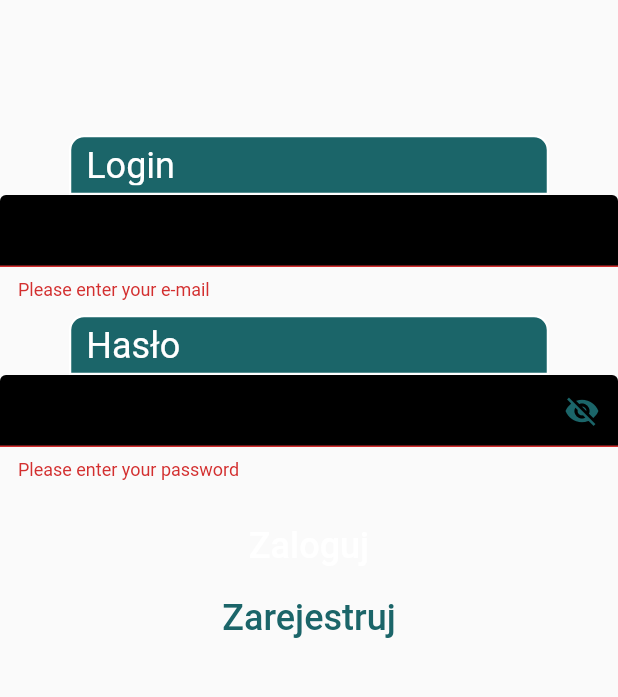
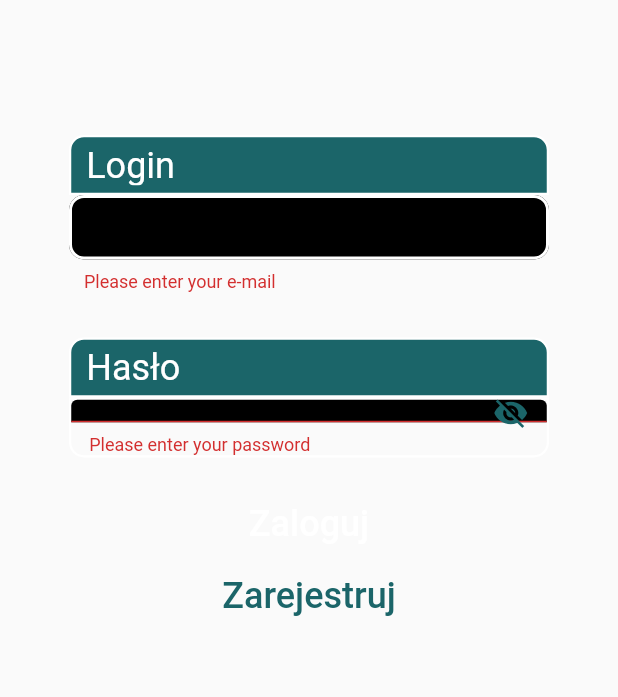
Before and after one commit to BAXYac/Polmeme, a Flutter app: the screen it shows after launch, after a tap on "Zaloguj", on a phone screen of 412 x 824 dp, the part 495-1192 px from its top. Run offline on Flutter 3.47's test engine with Material 2 defaults, Android fonts, the phone set to English and light mode, and no system bars; our stand-ins replace firebase_auth, firebase_core, flutter_svg, shared_preferences; missing offline and left inert: dart_twitter_api; accounts and stored records are empty.

Commit message:
nareszcie textformfield sie nie krzaczy

```diff
--- a/lib/auth/login_page.dart
+++ b/lib/auth/login_page.dart
@@ -72,61 +72,8 @@ class _LoginPageState extends State<LoginPage> {
                       text: "Polmem",
                     ),
                   ),
-                  Container(
-                    width: 320,
-                    height: 40,
-                    padding:
-                        EdgeInsets.only(left: 10, right: 10, bottom: 5, top: 5),
-                    child: MyTextWidget(
-                      color: Colors.white,
-                      size: 24,
-                      text: "Login",
-                    ),
-                    decoration: BoxDecoration(
-                      color: Color(0xFF1B6569),
-                      border: Border.all(color: Colors.white, width: 1.5),
-                      borderRadius: BorderRadius.only(
-                        topLeft: Radius.circular(10),
-                        topRight: Radius.circular(10),
-                      ),
-                    ),
-                  ),
-                  TextFormField(
-                    keyboardType: TextInputType.emailAddress,
-                    controller: _emailController,
-                    validator: (value) {
-                      if (value!.isEmpty) {
-                        return "Please enter your e-mail";
-                      } else if (!RegExp(
-                              r"^[a-zA-Z0-9.a-zA-Z0-9.!#$%&'*+-/=?^`{|}~]+@[a-zA-Z0-9]+.[a-zA-Z]+")
-                          .hasMatch(_emailController.text)) {
-                        return "Please enter a valid e-mail";
-                      }
-                      return null;
-                    },
-                    style: TextStyle(
-                        color: Colors.white,
-                        fontSize: 20,
-                        fontWeight: FontWeight.w400),
-                    decoration: InputDecoration(
-                      filled: true,
-                      labelStyle: TextStyle(
-                        color: Colors.white,
-                        fontSize: 25,
-                      ),
-                      fillColor: Color.fromARGB(255, 0, 0, 0),
-                      focusedBorder: OutlineInputBorder(
-                        borderSide: BorderSide(color: Colors.white),
-                        borderRadius: BorderRadius.only(
-                          bottomRight: Radius.circular(10),
-                          bottomLeft: Radius.circular(10),
-                        ),
-                      ),
-                    ),
-                  ),
-                  Padding(
-                    padding: EdgeInsets.only(top: 10),
-                  ),
+                  completeLogin(),
+                  Padding(padding: EdgeInsets.only(top: 20)),
                   Container(
                     width: 320,
                     height: 40,
@@ -146,7 +93,17 @@ class _LoginPageState extends State<LoginPage> {
                       ),
                     ),
                   ),
-                  TextFormField(
+                  Container(
+                    width: 320,
+                    height: 40,
+                    decoration: BoxDecoration(
+                      border: Border.all(color: Colors.white, width: 1.5),
+                      borderRadius: BorderRadius.only(
+                        bottomRight: Radius.circular(10),
+                        bottomLeft: Radius.circular(10),
+                      ),
+                    ),
+                    child: TextFormField(
                       keyboardType: TextInputType.visiblePassword,
                       style: TextStyle(
                           color: Colors.white,
@@ -172,13 +129,6 @@ class _LoginPageState extends State<LoginPage> {
                           fontSize: 25,
                         ),
                         fillColor: Color.fromARGB(255, 0, 0, 0),
-                      focusedBorder: OutlineInputBorder(
-                        borderSide: BorderSide(color: Colors.white),
-                        borderRadius: BorderRadius.only(
-                          bottomRight: Radius.circular(10),
-                          bottomLeft: Radius.circular(10),
-                        ),
-                      ),
                       ),
                       controller: _passwordController,
                       obscureText: !_showPassword,
@@ -190,6 +140,7 @@ class _LoginPageState extends State<LoginPage> {
                         }
                         return null;
                       },
+                    ),
                   ),
                   Padding(
                     padding: EdgeInsets.only(top: 20),
@@ -269,4 +220,87 @@ class _LoginPageState extends State<LoginPage> {
       ),
     );
   }
+
+  Widget completeLogin() {
+    return Column(
+      children: [
+        Container(
+          width: 320,
+          height: 40,
+          padding: EdgeInsets.only(left: 10, right: 10, bottom: 5, top: 5),
+          child: MyTextWidget(
+            color: Colors.white,
+            size: 24,
+            text: "Login",
+          ),
+          decoration: BoxDecoration(
+            color: Color(0xFF1B6569),
+            border: Border.all(color: Colors.white, width: 1.5),
+            borderRadius: BorderRadius.only(
+              topLeft: Radius.circular(10),
+              topRight: Radius.circular(10),
+            ),
+          ),
+        ),
+        Container(
+          width: 320,
+          decoration: BoxDecoration(),
+          child: TextFormField(
+            keyboardType: TextInputType.emailAddress,
+            controller: _emailController,
+            validator: (value) {
+              if (value!.isEmpty) {
+                return "Please enter your e-mail";
+              } else if (!RegExp(
+                      r"^[a-zA-Z0-9.a-zA-Z0-9.!#$%&'*+-/=?^`{|}~]+@[a-zA-Z0-9]+.[a-zA-Z]+")
+                  .hasMatch(_emailController.text)) {
+                return "Please enter a valid e-mail";
               }
+              return null;
+            },
+            style: TextStyle(
+              color: Colors.white,
+              fontSize: 20,
+              fontWeight: FontWeight.w400,
+            ),
+            decoration: InputDecoration(
+              isDense: true,
+              contentPadding: EdgeInsets.all(10),
+              filled: true,
+              fillColor: Colors.black,
+              labelStyle: TextStyle(
+                color: Colors.white,
+                fontSize: 25,
+              ),
+              focusedBorder: OutlineInputBorder(
+                borderSide: const BorderSide(color: Colors.white, width: 2.0),
+                borderRadius: BorderRadius.only(
+                    bottomLeft: Radius.circular(10),
+                    bottomRight: Radius.circular(10)),
+              ),
+              enabledBorder: OutlineInputBorder(
+                borderSide: BorderSide(color: Colors.white, width: 2.0),
+                borderRadius: BorderRadius.only(
+                    bottomLeft: Radius.circular(10),
+                    bottomRight: Radius.circular(10)),
+              ),
+              errorBorder: OutlineInputBorder(
+                borderRadius: BorderRadius.circular(10.0),
+                borderSide: BorderSide(color: Colors.white, width: 2.0),
+              ),
+              focusedErrorBorder: OutlineInputBorder(
+                borderSide: const BorderSide(color: Colors.white, width: 2.0),
+                borderRadius: BorderRadius.only(
+                    bottomLeft: Radius.circular(10),
+                    bottomRight: Radius.circular(10)),
+              ),
+            ),
+          ),
+        ),
+        Padding(
+          padding: EdgeInsets.only(top: 10),
+        ),
+      ],
+    );
+  }
+}
```
Lines whose indentation alone changed are shown as unchanged.
